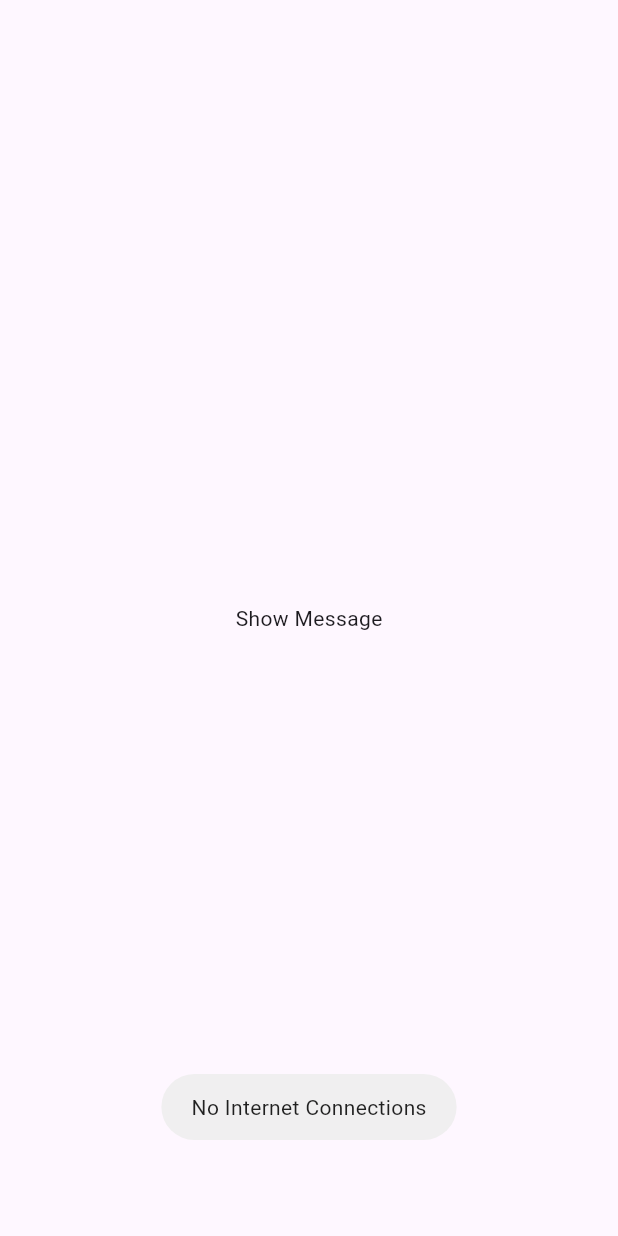
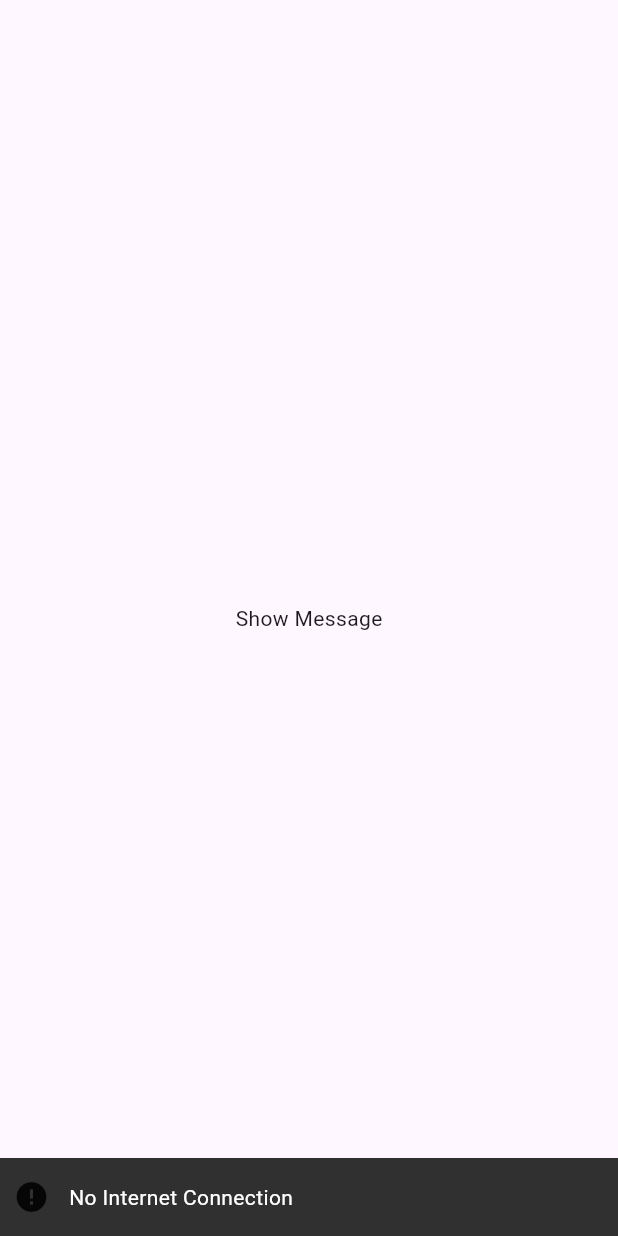
Before and after one commit to Muhammad-Bilal01/mvvm_flutter_provider, a Flutter app: the screen it shows after launch, after a tap on "Show Message", on a phone screen of 412 x 824 dp. Run offline on Flutter 3.47's test engine with Material 2 defaults, Android fonts, the phone set to English and light mode, and no system bars; drawn by our look-alikes of another_flushbar; our stand-ins replace fluttertoast.

Commit message:
add flushbar message

```diff
--- a/lib/utils/utils.dart
+++ b/lib/utils/utils.dart
@@ -1,7 +1,16 @@
+import 'package:another_flushbar/flushbar.dart';
+import 'package:flutter/material.dart';
 import 'package:fluttertoast/fluttertoast.dart';
 
 class Utils {
   static toastMsg(String message) {
     Fluttertoast.showToast(msg: message);
   }
+
+  static flushbarErrorMessage(BuildContext context, String message) {
+    Flushbar(
+      message: message,
+      icon: const Icon(Icons.error),
+    ).show(context);
+  }
 }
--- a/lib/views/login_screen.dart
+++ b/lib/views/login_screen.dart
@@ -16,7 +16,8 @@ class _LoginScreenState extends State<LoginScreen> {
         body: Center(
       child: InkWell(
           onTap: () {
-            Utils.toastMsg("No Internet Connections");
+            Utils.flushbarErrorMessage(context, "No Internet Connection");
+            //Utils.toastMsg("No Internet Connections");
           },
           child: Text("Show Message")),
     ));
```
